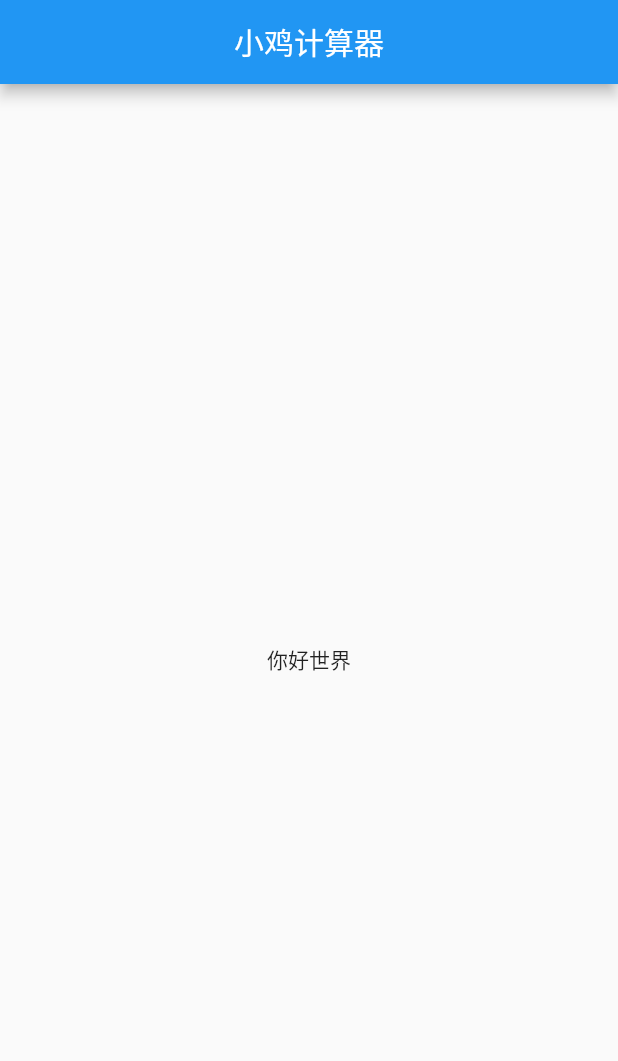
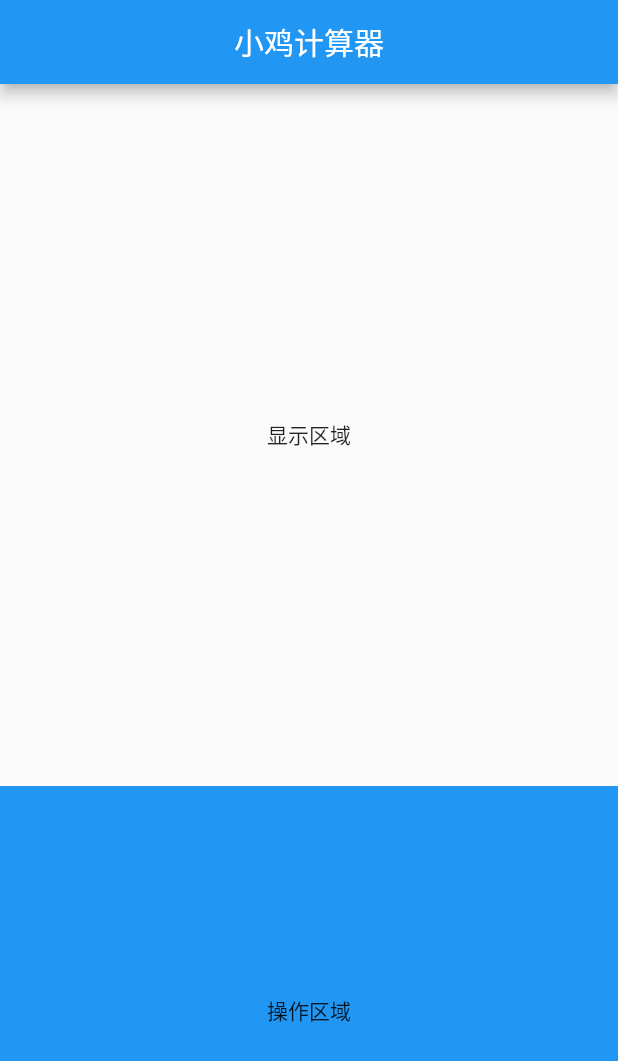
Before and after one commit to jicg/flutter_cal, a Flutter app: the screen it shows after launch, on a phone screen of 412 x 824 dp. Shown: the top 1061 px of the screen. Run offline on Flutter 3.47's test engine with Material 2 defaults, Android fonts, the phone set to English and light mode, and no system bars.

Commit message:
小鸡计算器（二）: 首页布局

```diff
--- a/lib/index.dart
+++ b/lib/index.dart
@@ -8,11 +8,10 @@ class IndexPage extends StatelessWidget {
         title: Text("小鸡计算器"),
         centerTitle: true,
       ),
-      body: Container(
-        child: Center(
-          child: Text("你好世界"),
-        ),
-      ),
+      body: Container(child:Column(children: <Widget>[
+        Expanded(child: Center(child: Text("显示区域"))),
+        Container(height:300,color:Colors.blue,child: Center(child: Text("操作区域")))
+      ],)),
     );
   }
 }
```
Also changed, not shown: 1 other file.
